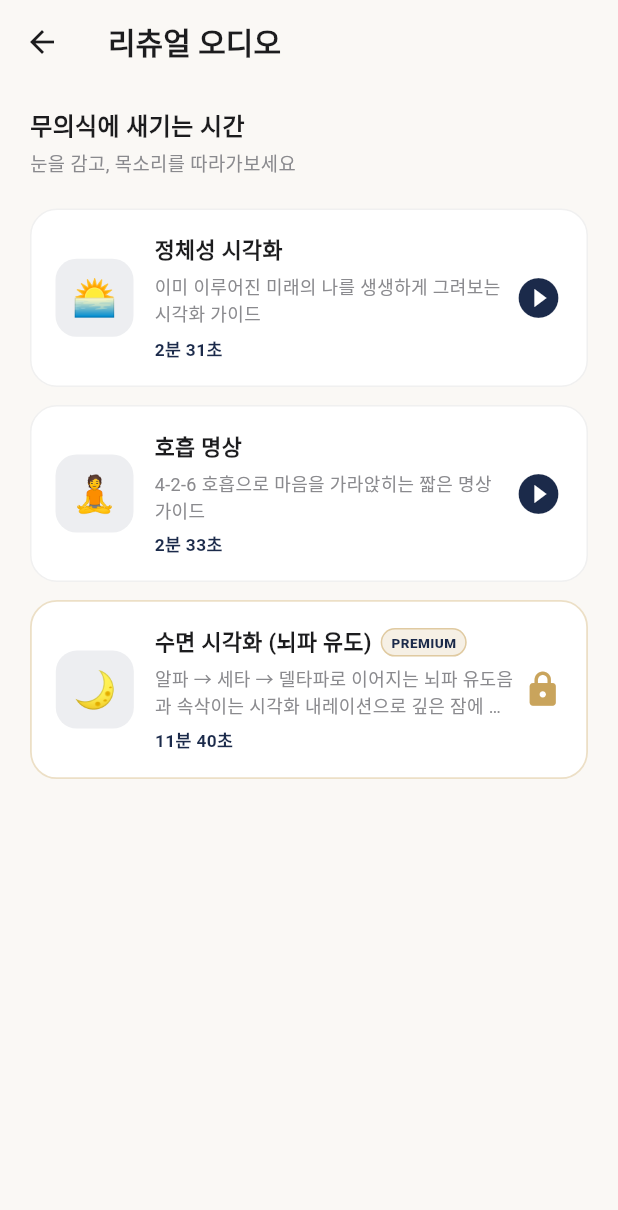
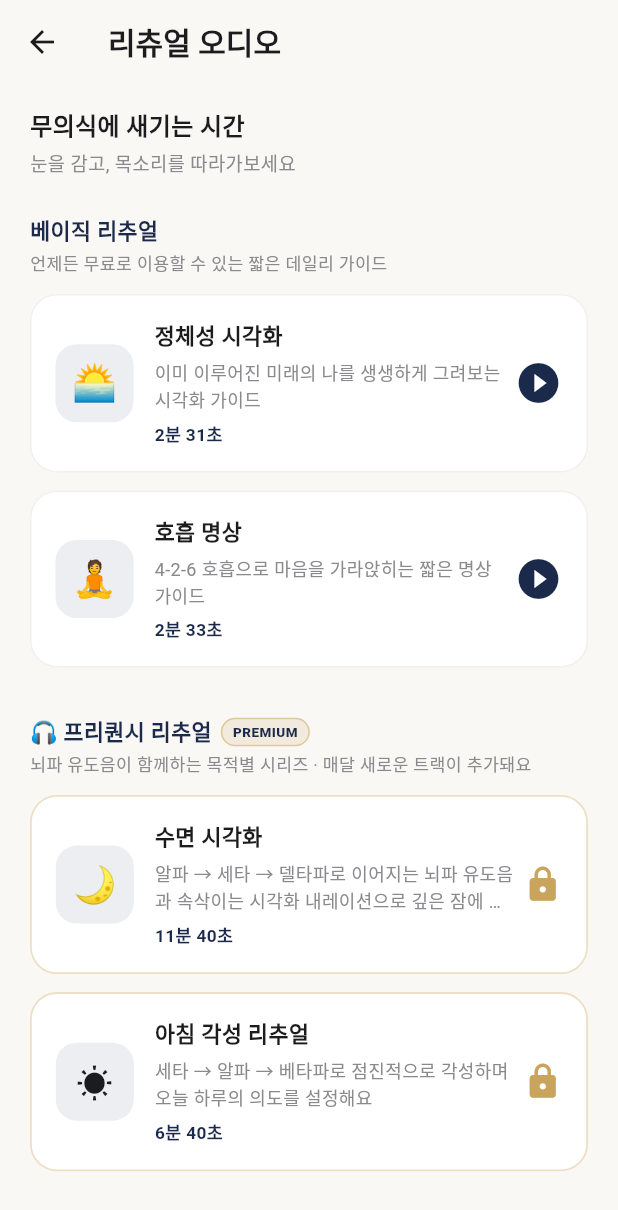
Before and after one commit to antigoneej-bot/wishup, a Flutter app: the RitualsScreen screen opened directly, on a phone screen of 412 x 824 dp. Shown: the top 1210 px of the screen. Run offline on Flutter 3.47's test engine with Material 3 defaults, Android fonts, the phone set to English and light mode, and no system bars; our stand-ins replace audioplayers, confetti, file_picker, fl_chart, flutter_local_notifications, hive_flutter and 4 more; missing offline and left inert: android_intent_plus; accounts and stored records are empty.

Commit message:
Add morning awakening frequency ritual (theta->alpha->beta), restructure rituals screen into Basic vs Frequency series sections

```diff
--- a/lib/models/ritual_audio.dart
+++ b/lib/models/ritual_audio.dart
@@ -1,3 +1,6 @@
+/// 리츄얼 카테고리: 무료 베이직 vs 프리미엄 뇌파 유도 시리즈
+enum RitualCategory { basic, frequency }
+
 /// 리츄얼 오디오 (시각화 / 명상 가이드) 데이터 모델
 class RitualAudio {
   final String id;
@@ -6,6 +9,7 @@ class RitualAudio {
   final String emoji;
   final String assetPath;
   final String durationLabel;
+  final RitualCategory category;
 
   /// true면 프리미엄 멤버십 전용 콘텐츠(무료 이용자는 잠금 화면 → 결제 유도)
   final bool isPremium;
@@ -17,10 +21,12 @@ class RitualAudio {
     required this.emoji,
     required this.assetPath,
     required this.durationLabel,
+    this.category = RitualCategory.basic,
     this.isPremium = false,
   });
 
   static const List<RitualAudio> all = [
+    // ── 베이직 리추얼 (무료) ──
     RitualAudio(
       id: 'visualization',
       title: '정체성 시각화',
@@ -37,13 +43,26 @@ class RitualAudio {
       assetPath: 'audio/meditation_guide.mp3',
       durationLabel: '2분 33초',
     ),
+
+    // ── 🎧 프리퀀시 리추얼 (프리미엄, 뇌파 유도 시리즈) ──
     RitualAudio(
       id: 'sleep_visualization',
-      title: '수면 시각화 (뇌파 유도)',
+      title: '수면 시각화',
       subtitle: '알파 → 세타 → 델타파로 이어지는 뇌파 유도음과 속삭이는 시각화 내레이션으로 깊은 잠에 들어요',
       emoji: '🌙',
       assetPath: 'audio/sleep_visualization_brainwave.mp3',
       durationLabel: '11분 40초',
+      category: RitualCategory.frequency,
+      isPremium: true,
+    ),
+    RitualAudio(
+      id: 'morning_awakening',
+      title: '아침 각성 리추얼',
+      subtitle: '세타 → 알파 → 베타파로 점진적으로 각성하며 오늘 하루의 의도를 설정해요',
+      emoji: '☀️',
+      assetPath: 'audio/morning_awakening_ritual.mp3',
+      durationLabel: '6분 40초',
+      category: RitualCategory.frequency,
       isPremium: true,
     ),
   ];
--- a/lib/screens/rituals/rituals_screen.dart
+++ b/lib/screens/rituals/rituals_screen.dart
@@ -6,13 +6,15 @@ import '../../theme/app_theme.dart';
 import '../premium/paywall_screen.dart';
 import 'ritual_player_screen.dart';
 
-/// 리츄얼 오디오 목록 (시각화 / 명상 가이드)
+/// 리츄얼 오디오 목록 (시각화 / 명상 가이드 / 프리퀀시 시리즈)
 class RitualsScreen extends StatelessWidget {
   const RitualsScreen({super.key});
 
   @override
   Widget build(BuildContext context) {
     final isPremium = context.watch<AppState>().isPremium;
+    final basics = RitualAudio.all.where((r) => r.category == RitualCategory.basic).toList();
+    final frequency = RitualAudio.all.where((r) => r.category == RitualCategory.frequency).toList();
 
     return Scaffold(
       backgroundColor: AppColors.background,
@@ -24,8 +26,19 @@ class RitualsScreen extends StatelessWidget {
             const Text('무의식에 새기는 시간', style: TextStyle(fontWeight: FontWeight.w700, fontSize: 16)),
             const SizedBox(height: 4),
             const Text('눈을 감고, 목소리를 따라가보세요', style: TextStyle(fontSize: 12.5, color: AppColors.textSecondary)),
+            const SizedBox(height: 24),
+
+            _sectionHeader('베이직 리추얼', '언제든 무료로 이용할 수 있는 짧은 데일리 가이드'),
+            const SizedBox(height: 12),
+            ...basics.map((r) => Padding(
+                  padding: const EdgeInsets.only(bottom: 12),
+                  child: _ritualCard(context, r, isPremium),
+                )),
+
             const SizedBox(height: 20),
-            ...RitualAudio.all.map((r) => Padding(
+            _frequencyHeader(),
+            const SizedBox(height: 12),
+            ...frequency.map((r) => Padding(
                   padding: const EdgeInsets.only(bottom: 12),
                   child: _ritualCard(context, r, isPremium),
                 )),
@@ -35,12 +48,58 @@ class RitualsScreen extends StatelessWidget {
     );
   }
 
+  Widget _sectionHeader(String title, String subtitle) {
+    return Column(
+      crossAxisAlignment: CrossAxisAlignment.start,
+      children: [
+        Text(title, style: const TextStyle(fontWeight: FontWeight.w700, fontSize: 14.5, color: AppColors.navy)),
+        const SizedBox(height: 2),
+        Text(subtitle, style: const TextStyle(fontSize: 11.5, color: AppColors.textSecondary)),
+      ],
+    );
+  }
+
+  Widget _frequencyHeader() {
+    return Row(
+      crossAxisAlignment: CrossAxisAlignment.start,
+      children: [
+        Expanded(
+          child: Column(
+            crossAxisAlignment: CrossAxisAlignment.start,
+            children: [
+              Row(
+                children: [
+                  const Text('🎧 프리퀀시 리추얼',
+                      style: TextStyle(fontWeight: FontWeight.w700, fontSize: 14.5, color: AppColors.navy)),
+                  const SizedBox(width: 6),
+                  Container(
+                    padding: const EdgeInsets.symmetric(horizontal: 7, vertical: 2),
+                    decoration: BoxDecoration(
+                      color: AppColors.gold.withValues(alpha: 0.16),
+                      borderRadius: BorderRadius.circular(20),
+                      border: Border.all(color: AppColors.gold.withValues(alpha: 0.5)),
+                    ),
+                    child: const Text('PREMIUM',
+                        style: TextStyle(fontSize: 9, fontWeight: FontWeight.w800, color: AppColors.navy, letterSpacing: 0.3)),
+                  ),
+                ],
+              ),
+              const SizedBox(height: 2),
+              const Text('뇌파 유도음이 함께하는 목적별 시리즈 · 매달 새로운 트랙이 추가돼요',
+                  style: TextStyle(fontSize: 11.5, color: AppColors.textSecondary)),
+            ],
+          ),
+        ),
+      ],
+    );
+  }
+
   void _handleTap(BuildContext context, RitualAudio r, bool isPremium) {
     if (r.isPremium && !isPremium) {
       Navigator.push(
         context,
         MaterialPageRoute(
-          builder: (_) => const PaywallScreen(triggerReason: '수면 시각화 뇌파 유도 오디오는 프리미엄 멤버십 전용 콘텐츠예요.'),
+          builder: (_) => PaywallScreen(triggerReason: '${r.title}은 프리퀀시 리추얼 — 프리미엄 멤버십 전용 콘텐츠예요.'),
         ),
       );
       return;
@@ -76,27 +135,7 @@ class RitualsScreen extends StatelessWidget {
               child: Column(
                 crossAxisAlignment: CrossAxisAlignment.start,
                 children: [
-                  Row(
-                    children: [
-                      Flexible(
-                        child: Text(r.title,
-                            style: const TextStyle(fontWeight: FontWeight.w700, fontSize: 14.5), overflow: TextOverflow.ellipsis),
-                      ),
-                      if (r.isPremium) ...[
-                        const SizedBox(width: 6),
-                        Container(
-                          padding: const EdgeInsets.symmetric(horizontal: 6, vertical: 2),
-                          decoration: BoxDecoration(
-                            color: AppColors.gold.withValues(alpha: 0.16),
-                            borderRadius: BorderRadius.circular(20),
-                            border: Border.all(color: AppColors.gold.withValues(alpha: 0.5)),
-                          ),
-                          child: const Text('PREMIUM',
-                              style: TextStyle(fontSize: 9, fontWeight: FontWeight.w800, color: AppColors.navy, letterSpacing: 0.3)),
-                        ),
-                      ],
-                    ],
-                  ),
+                  Text(r.title, style: const TextStyle(fontWeight: FontWeight.w700, fontSize: 14.5), overflow: TextOverflow.ellipsis),
                   const SizedBox(height: 4),
                   Text(r.subtitle,
                       style: const TextStyle(fontSize: 12, color: AppColors.textSecondary), maxLines: 2, overflow: TextOverflow.ellipsis),
```
Also changed, not shown: 2 other files.
